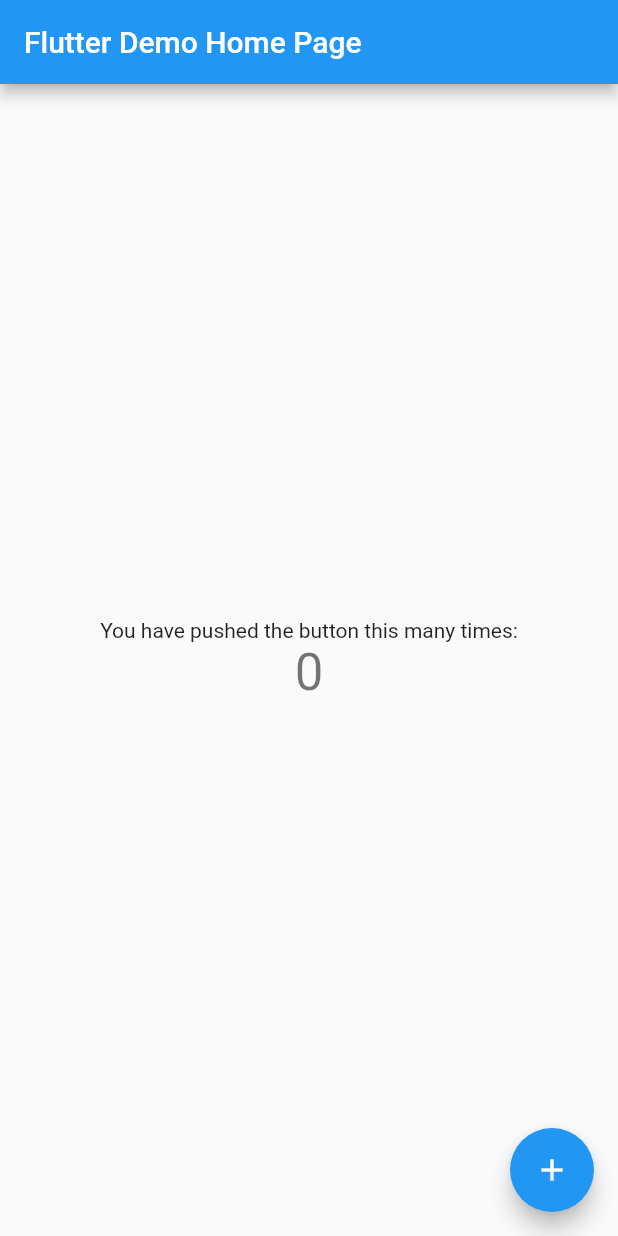
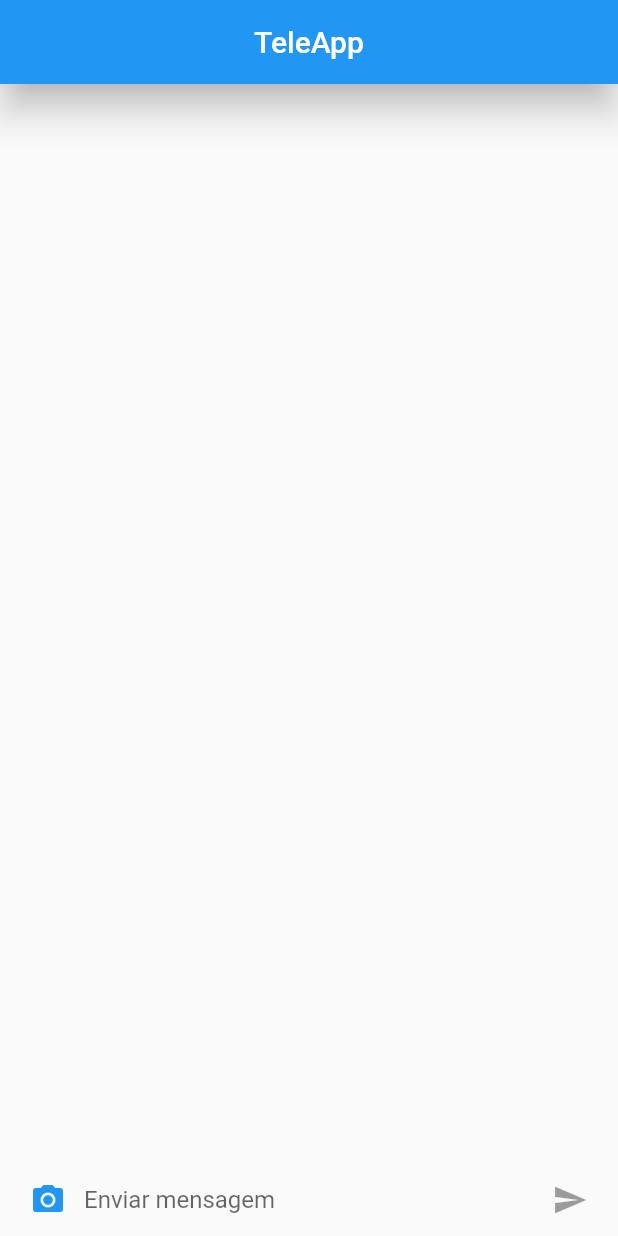
Before and after one commit to Israelmath/chat_online, a Flutter app: the screen it shows after launch, on a phone screen of 412 x 824 dp. Run offline on Flutter 3.47's test engine with Material 2 defaults, Android fonts, the phone set to English and light mode, and no system bars; our stand-ins replace cloud_firestore, firebase_auth, firebase_storage, google_sign_in, image_picker; accounts and stored records are empty.

```diff
--- a/lib/main.dart
+++ b/lib/main.dart
@@ -1,111 +1,24 @@
+import 'package:cloud_firestore/cloud_firestore.dart';
+import 'package:flutter/cupertino.dart';
 import 'package:flutter/material.dart';
 
-void main() => runApp(MyApp());
+import 'screens/home.dart';
+
+void main() {
+  runApp(MyApp());
+}
 
 class MyApp extends StatelessWidget {
-  // This widget is the root of your application.
   @override
   Widget build(BuildContext context) {
     return MaterialApp(
-      title: 'Flutter Demo',
+      home: Home(),
       theme: ThemeData(
-        // This is the theme of your application.
-        //
-        // Try running your application with "flutter run". You'll see the
-        // application has a blue toolbar. Then, without quitting the app, try
-        // changing the primarySwatch below to Colors.green and then invoke
-        // "hot reload" (press "r" in the console where you ran "flutter run",
-        // or simply save your changes to "hot reload" in a Flutter IDE).
-        // Notice that the counter didn't reset back to zero; the application
-        // is not restarted.
         primarySwatch: Colors.blue,
+        iconTheme: IconThemeData(
+          color: Colors.blue,
+        ),
       ),
-      home: MyHomePage(title: 'Flutter Demo Home Page'),
     );
   }
 }
-
-class MyHomePage extends StatefulWidget {
-  MyHomePage({Key key, this.title}) : super(key: key);
-
-  // This widget is the home page of your application. It is stateful, meaning
-  // that it has a State object (defined below) that contains fields that affect
-  // how it looks.
-
-  // This class is the configuration for the state. It holds the values (in this
-  // case the title) provided by the parent (in this case the App widget) and
-  // used by the build method of the State. Fields in a Widget subclass are
-  // always marked "final".
-
-  final String title;
-
-  @override
-  _MyHomePageState createState() => _MyHomePageState();
-}
-
-class _MyHomePageState extends State<MyHomePage> {
-  int _counter = 0;
-
-  void _incrementCounter() {
-    setState(() {
-      // This call to setState tells the Flutter framework that something has
-      // changed in this State, which causes it to rerun the build method below
-      // so that the display can reflect the updated values. If we changed
-      // _counter without calling setState(), then the build method would not be
-      // called again, and so nothing would appear to happen.
-      _counter++;
-    });
-  }
-
-  @override
-  Widget build(BuildContext context) {
-    // This method is rerun every time setState is called, for instance as done
-    // by the _incrementCounter method above.
-    //
-    // The Flutter framework has been optimized to make rerunning build methods
-    // fast, so that you can just rebuild anything that needs updating rather
-    // than having to individually change instances of widgets.
-    return Scaffold(
-      appBar: AppBar(
-        // Here we take the value from the MyHomePage object that was created by
-        // the App.build method, and use it to set our appbar title.
-        title: Text(widget.title),
-      ),
-      body: Center(
-        // Center is a layout widget. It takes a single child and positions it
-        // in the middle of the parent.
-        child: Column(
-          // Column is also a layout widget. It takes a list of children and
-          // arranges them vertically. By default, it sizes itself to fit its
-          // children horizontally, and tries to be as tall as its parent.
-          //
-          // Invoke "debug painting" (press "p" in the console, choose the
-          // "Toggle Debug Paint" action from the Flutter Inspector in Android
-          // Studio, or the "Toggle Debug Paint" command in Visual Studio Code)
-          // to see the wireframe for each widget.
-          //
-          // Column has various properties to control how it sizes itself and
-          // how it positions its children. Here we use mainAxisAlignment to
-          // center the children vertically; the main axis here is the vertical
-          // axis because Columns are vertical (the cross axis would be
-          // horizontal).
-          mainAxisAlignment: MainAxisAlignment.center,
-          children: <Widget>[
-            Text(
-              'You have pushed the button this many times:',
-            ),
-            Text(
-              '$_counter',
-              style: Theme.of(context).textTheme.display1,
-            ),
-          ],
-        ),
-      ),
-      floatingActionButton: FloatingActionButton(
-        onPressed: _incrementCounter,
-        tooltip: 'Increment',
-        child: Icon(Icons.add),
-      ), // This trailing comma makes auto-formatting nicer for build methods.
-    );
-  }
-}
--- /dev/null
+++ b/lib/models/text_composer.dart
@@ -0,0 +1,74 @@
+import 'dart:io';
+
+import 'package:flutter/material.dart';
+import 'package:image_picker/image_picker.dart';
+
+class TextComposer extends StatefulWidget {
+
+  final Function({String message, PickedFile imageFile}) sendMessage;
+
+  TextComposer(this.sendMessage);
+
+  @override
+  _TextComposerState createState() => _TextComposerState();
+}
+
+class _TextComposerState extends State<TextComposer> {
+  TextEditingController _messageController = TextEditingController();
+
+  bool _isComposing = false;
+
+  @override
+  Widget build(BuildContext context) {
+    return Container(
+      margin: EdgeInsets.symmetric(horizontal: 8),
+      child: Row(
+        children: <Widget>[
+          IconButton(
+            icon: Icon(Icons.photo_camera),
+            onPressed: () async {
+              final PickedFile imgFile = await ImagePicker.platform.pickImage(source: ImageSource.gallery);
+              if(imgFile == null) return;
+              _reset();
+              widget.sendMessage(imageFile: imgFile);
+            },
+          ),
+          Expanded(
+            child: TextField(
+              controller: _messageController,
+              decoration:
+                  InputDecoration.collapsed(hintText: 'Enviar mensagem'),
+              onChanged: (text) {
+                setState(() {
+                  _isComposing = text.isNotEmpty;
+                });
+              },
+              onSubmitted: (text) {
+                widget.sendMessage(message: text);
+                print('Text: $text');
+                _reset();
+              },
+            ),
+          ),
+          IconButton(
+            icon: Icon(
+              Icons.send,
+            ),
+            onPressed: _isComposing ? (){
+              print(_messageController.text);
+              widget.sendMessage(message: _messageController.text);
+            _reset();
+          } : null,
+          ),
+        ],
+      ),
+    );
+  }
+
+  void _reset() {
+    _messageController.clear();
+    setState(() {
+      _isComposing = false;
+    });
+  }
+}
--- /dev/null
+++ b/lib/screens/home.dart
@@ -0,0 +1,157 @@
+import 'dart:io';
+
+import 'package:chat/models/ChatMessage.dart';
+import 'package:chat/models/text_composer.dart';
+import 'package:cloud_firestore/cloud_firestore.dart';
+import 'package:firebase_auth/firebase_auth.dart';
+import 'package:firebase_storage/firebase_storage.dart';
+import 'package:flutter/material.dart';
+import 'package:google_sign_in/google_sign_in.dart';
+import 'package:image_picker/image_picker.dart';
+
+class Home extends StatefulWidget {
+  @override
+  _HomeState createState() => _HomeState();
+}
+
+class _HomeState extends State<Home> {
+  final GoogleSignIn googleSignIn = GoogleSignIn();
+  FirebaseUser _currentUser;
+  final GlobalKey<ScaffoldState> _scaffoldKey = GlobalKey<ScaffoldState>();
+
+
+
+  @override
+  void initState() {
+    FirebaseAuth.instance.onAuthStateChanged.listen((usr){
+      setState(() {
+        _currentUser = usr;
+      });
+    });
+  }
+
+  Future<FirebaseUser> _getUser() async {
+    if(_currentUser != null) return _currentUser;
+
+    try {
+      // Pega a conta do usuário
+      final GoogleSignInAccount googleSignInAccount =
+          await googleSignIn.signIn();
+      // Pega a autenticação do usuário
+      final GoogleSignInAuthentication googleSignInAuthentication =
+          await googleSignInAccount.authentication;
+      // Tenta fazer a autenticação
+      final AuthCredential credential = GoogleAuthProvider.getCredential(
+          idToken: googleSignInAuthentication.idToken,
+          accessToken: googleSignInAuthentication.accessToken);
+      final AuthResult authResult = await FirebaseAuth.instance.signInWithCredential(credential);
+      final FirebaseUser user = await authResult.user;
+      return user;
+    }
+    catch (error) {
+      return null;
+    }
+  }
+
+  void _sendMessage({String message, PickedFile imageFile}) async {
+    final FirebaseUser user = await _getUser();
+    print(user.displayName);
+
+    if (user == null){
+      _scaffoldKey.currentState.showSnackBar(
+          SnackBar(
+            content: Text('Não foi possível fazer o login. Tente novamente'),
+            backgroundColor: Colors.red,
+      ));
+    }
+
+    Map<String, dynamic> data = {
+      'uuid' : user.uid,
+      'senderName' : user.displayName,
+      'senderPhotoUrl' : user.photoUrl,
+      'time' : Timestamp.now()
+    };
+
+    if (imageFile != null) {
+      final _image = File(imageFile.path);
+      StorageUploadTask task = FirebaseStorage.instance
+          .ref()
+          .child(DateTime.now().millisecondsSinceEpoch.toString())
+          .putFile(_image);
+
+      StorageTaskSnapshot taskSnapshot = await task.onComplete;
+      String imgUrl = await taskSnapshot.ref.getDownloadURL();
+      data['imgUrl'] = imgUrl;
+    }
+    if (message != null) data['message'] = message;
+
+    Firestore.instance.collection('mensagens').add({'msg': data});
+  }
+
+  @override
+  Widget build(BuildContext context) {
+    return Scaffold(
+      key: _scaffoldKey,
+      appBar: AppBar(
+        actions: <Widget>[
+          LogIO(),
+        ],
+        title: Text(_checkUser()),
+        centerTitle: true,
+        elevation: 10,
+      ),
+      body: Column(
+        children: <Widget>[
+          Expanded(
+            child: StreamBuilder<QuerySnapshot>(
+              stream: Firestore.instance.collection('mensagens').snapshots(),
+              builder: (context, snapshot) {
+                switch (snapshot.connectionState) {
+                  case ConnectionState.none:
+                  case ConnectionState.waiting:
+                    return Center(
+                      child: RefreshProgressIndicator(),
+                    );
+
+                  default:
+                    List<DocumentSnapshot> docs =
+                        snapshot.data.documents.toList();
+
+                    return ListView.builder(
+                      itemCount: docs.length,
+                      reverse: true,
+                      itemBuilder: (context, index) {
+                        bool _showCard =
+                            docs[index].data['msg']['message'] != null
+                                ? true
+                                : false;
+                        return ChatMessage(docs[index].data, true);
+                      },
+                    );
+                }
+              },
+            ),
+          ),
+          TextComposer(_sendMessage),
+        ],
+      ),
+    );
+  }
+
+  String _checkUser() {
+    if(_currentUser != null){
+      return 'Olá, ${_currentUser.displayName}';
+    }
+    else return 'TeleApp';
+  }
+
+  LogIO() {
+    if(_currentUser != null){
+      return IconButton(icon: Icon(Icons.exit_to_app), onPressed: (){
+        FirebaseAuth.instance.signOut();
+        googleSignIn.signOut();
+      },);
+    }
+    else return Container();
+  }
+}
--- a/pubspec.yaml
+++ b/pubspec.yaml
@@ -23,6 +23,11 @@ dependencies:
   # The following adds the Cupertino Icons font to your application.
   # Use with the CupertinoIcons class for iOS style icons.
   cupertino_icons: ^0.1.2
+  cloud_firestore:
+  image_picker:
+  google_sign_in:
+  firebase_storage:
+  firebase_auth:
 
 dev_dependencies:
   flutter_test:
```
Also changed, not shown: lib/models/ChatMessage.dart (added, +91 -0 lines), pubspec.lock, 3 other files.
